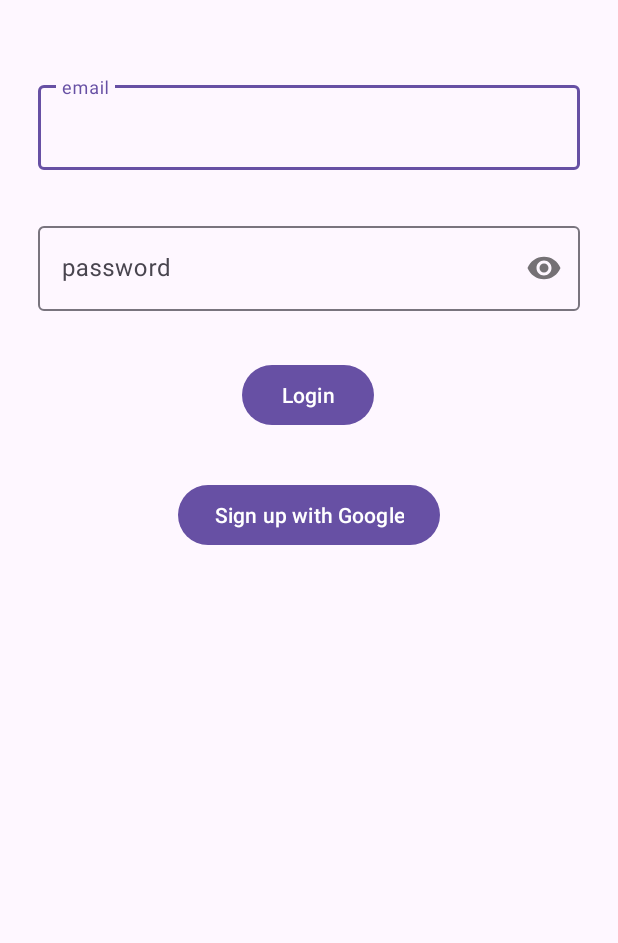
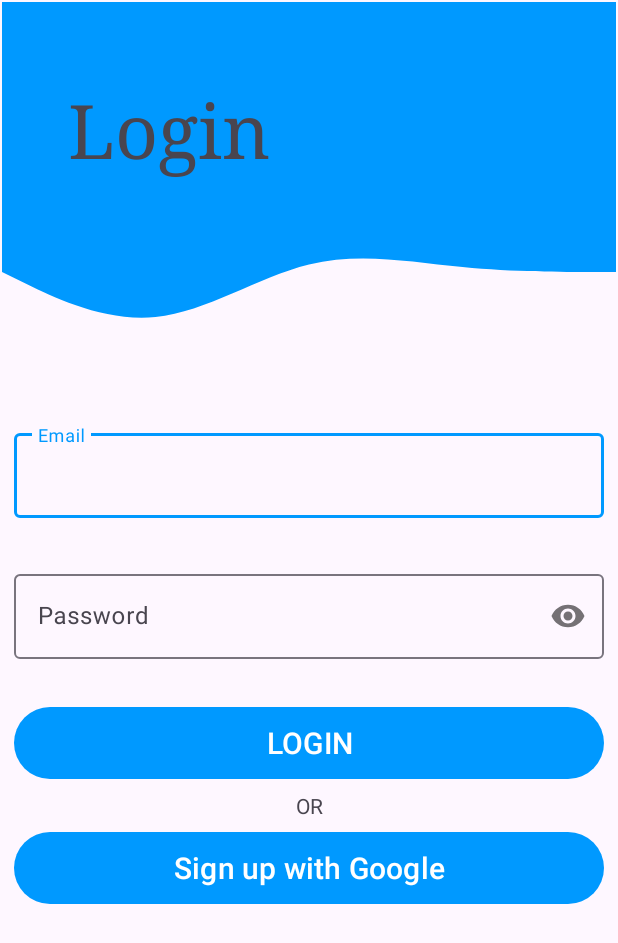
Before and after one commit to Theekshana/ReuseMarket, an Android app: the screen it shows after launch (MainActivity), on a phone screen of 412 x 824 dp. Shown: the top 943 px of the screen. Run offline under Robolectric (Android 15) with nearby library versions, the phone set to English and light mode, and no system bars; our stand-ins replace Dagger/Hilt's generated code, Firebase (no records; nobody signed in at launch, a user with empty details on screens opened directly), data binding.

Commit message:
modify the login UI

```diff
--- a/app/src/main/java/com/example/reusemarket/views/login/LoginFragment.kt
+++ b/app/src/main/java/com/example/reusemarket/views/login/LoginFragment.kt
@@ -168,7 +168,7 @@ class LoginFragment : Fragment() {
     private fun checkAlreadyLoginUser() {
         if (viewModel.isAlreadyLoggedIn()) {
             //navigateToListFragment()
-            navigateToAddItemFragment()
+        navigateToAddItemFragment()
         }
 
     }
--- /dev/null
+++ b/app/src/main/res/drawable/round_bg.xml
@@ -0,0 +1,5 @@
+<?xml version="1.0" encoding="utf-8"?>
+<shape xmlns:android="http://schemas.android.com/apk/res/android">
+    <solid android:color="@color/colorPrimary" />
+    <corners android:radius="1000dp" />
+</shape>
--- /dev/null
+++ b/app/src/main/res/drawable/round_border.xml
@@ -0,0 +1,8 @@
+<?xml version="1.0" encoding="utf-8"?>
+<shape xmlns:android="http://schemas.android.com/apk/res/android"
+    android:shape="rectangle">
+    <stroke
+        android:width="1dp"
+        android:color="@color/colorPrimary" />
+    <corners android:radius="100dp"/>
+</shape>
--- /dev/null
+++ b/app/src/main/res/drawable/wave.xml
@@ -0,0 +1,9 @@
+<vector xmlns:android="http://schemas.android.com/apk/res/android"
+    android:width="1440dp"
+    android:height="320dp"
+    android:viewportWidth="1440"
+    android:viewportHeight="320">
+  <path
+      android:pathData="M0,96L60,122.7C120,149 240,203 360,192C480,181 600,107 720,80C840,53 960,75 1080,85.3C1200,96 1320,96 1380,96L1440,96L1440,0L1380,0C1320,0 1200,0 1080,0C960,0 840,0 720,0C600,0 480,0 360,0C240,0 120,0 60,0L0,0Z"
+      android:fillColor="#0099ff"/>
+</vector>
--- a/app/src/main/res/layout/fragment_login.xml
+++ b/app/src/main/res/layout/fragment_login.xml
@@ -4,6 +4,7 @@
     xmlns:android="http://schemas.android.com/apk/res/android">
 
     <data>
+
         <variable
             name="vm"
             type="com.example.reusemarket.views.login.AuthViewModel" />
@@ -12,20 +13,51 @@
     <androidx.constraintlayout.widget.ConstraintLayout
         android:layout_width="match_parent"
         android:layout_height="match_parent"
+        android:fitsSystemWindows="true"
         tools:context=".views.login">
 
+
+        <View
+            android:id="@+id/topView"
+            android:layout_width="0dp"
+            android:layout_height="150dp"
+            android:background="@color/colorPrimary"
+            app:layout_constraintEnd_toEndOf="parent"
+            app:layout_constraintStart_toStartOf="parent"
+            app:layout_constraintTop_toTopOf="parent" />
+
+        <View
+            android:id="@+id/waveView"
+            android:layout_width="0dp"
+            android:layout_height="100dp"
+            android:background="@drawable/wave"
+            app:layout_constraintEnd_toEndOf="parent"
+            app:layout_constraintStart_toStartOf="parent"
+            app:layout_constraintTop_toBottomOf="@+id/topView" />
+
+        <TextView
+            android:id="@+id/textView"
+            android:layout_width="wrap_content"
+            android:layout_height="wrap_content"
+            android:layout_marginStart="44dp"
+            android:layout_marginTop="52dp"
+            android:fontFamily="serif"
+            android:text="@string/text_login"
+            android:textSize="50sp"
+            app:layout_constraintStart_toStartOf="parent"
+            app:layout_constraintTop_toTopOf="parent" />
 
         <com.google.android.material.textfield.TextInputLayout
             android:id="@+id/ipEmail"
             android:layout_width="0dp"
             android:layout_height="wrap_content"
-            android:layout_marginStart="24dp"
-            android:layout_marginTop="50dp"
-            android:layout_marginEnd="24dp"
+            android:layout_marginStart="@dimen/margin_start"
+            android:layout_marginTop="@dimen/margin_top"
+            android:layout_marginEnd="@dimen/margin_end"
             android:hint="@string/email"
             app:layout_constraintEnd_toEndOf="parent"
             app:layout_constraintStart_toStartOf="parent"
-            app:layout_constraintTop_toTopOf="parent">
+            app:layout_constraintTop_toBottomOf="@+id/waveView">
 
             <com.google.android.material.textfield.TextInputEditText
                 android:id="@+id/etEmail"
@@ -41,10 +73,10 @@
             android:id="@+id/ipPassword"
             android:layout_width="0dp"
             android:layout_height="wrap_content"
-            android:layout_marginStart="24dp"
-            android:layout_marginTop="32dp"
-            android:layout_marginEnd="24dp"
-            android:hint="@string/password"
+            android:layout_marginStart="@dimen/margin_start"
+            android:layout_marginTop="@dimen/margin_top"
+            android:layout_marginEnd="@dimen/margin_end"
+            android:hint="@string/Password"
             app:passwordToggleEnabled="true"
             app:layout_constraintEnd_toEndOf="parent"
             app:layout_constraintHorizontal_bias="0.0"
@@ -59,30 +91,48 @@
                 android:textColorHint="#546E7A"
                 tools:ignore="VisualLintTextFieldSize,TextContrastCheck" />
 
+
         </com.google.android.material.textfield.TextInputLayout>
-
 
         <Button
             android:id="@+id/btnLogin"
-            android:layout_width="wrap_content"
-            android:layout_height="0dp"
-            android:layout_marginTop="32dp"
-            android:text="@string/login"
+            android:layout_width="0dp"
+            android:layout_height="wrap_content"
+            android:layout_marginTop="@dimen/margin_top"
+            android:layout_marginStart="@dimen/margin_start"
+            android:layout_marginEnd="@dimen/margin_end"
+            android:background="@drawable/round_bg"
+            android:text="@string/btn_login"
+            android:textSize="@dimen/text_large"
             app:layout_constraintEnd_toEndOf="parent"
-            app:layout_constraintHorizontal_bias="0.498"
+            app:layout_constraintHorizontal_bias="0.0"
             app:layout_constraintStart_toStartOf="parent"
             app:layout_constraintTop_toBottomOf="@+id/ipPassword" />
 
-        <Button
-            android:id="@+id/btnSignupGoogle"
+
+
+        <TextView
+            android:id="@+id/textView2"
             android:layout_width="wrap_content"
-            android:layout_height="0dp"
-            android:layout_marginTop="32dp"
-            android:text="@string/sign_up_with_google"
+            android:layout_height="wrap_content"
+            android:text="OR"
+            android:layout_marginTop="@dimen/button_margin_top"
             app:layout_constraintEnd_toEndOf="parent"
             app:layout_constraintStart_toStartOf="parent"
             app:layout_constraintTop_toBottomOf="@+id/btnLogin" />
 
-
+        <Button
+            android:id="@+id/btnSignupGoogle"
+            android:layout_width="0dp"
+            android:layout_height="wrap_content"
+            android:layout_marginStart="@dimen/margin_start"
+            android:layout_marginTop="@dimen/button_margin_top"
+            android:layout_marginEnd="@dimen/margin_end"
+            android:background="@drawable/round_bg"
+            android:text="@string/sign_up_with_google"
+            android:textSize="@dimen/text_large"
+            app:layout_constraintEnd_toEndOf="parent"
+            app:layout_constraintStart_toStartOf="parent"
+            app:layout_constraintTop_toBottomOf="@+id/textView2" />
     </androidx.constraintlayout.widget.ConstraintLayout>
 </layout>
--- a/app/src/main/res/values/colors.xml
+++ b/app/src/main/res/values/colors.xml
@@ -2,4 +2,8 @@
 <resources>
     <color name="black">#FF000000</color>
     <color name="white">#FFFFFFFF</color>
+    <color name="colorPrimary">#0099ff</color>
+    <color name="colorPrimaryDark">#0099ff</color>
+    <color name="colorAccent">#D81B60</color>
+
 </resources>
--- /dev/null
+++ b/app/src/main/res/values/dimens.xml
@@ -0,0 +1,12 @@
+<?xml version="1.0" encoding="utf-8"?>
+<resources>
+    <dimen name="margin_top">32dp</dimen>
+    <dimen name="margin_start">8dp</dimen>
+    <dimen name="margin_end">8dp</dimen>
+    <dimen name="drawable_padding">16dp</dimen>
+    <dimen name="button_margin_top">8dp</dimen>
+
+    /* Font size */
+    <dimen name="text_small">14sp</dimen>
+    <dimen name="text_large">20sp</dimen>
+</resources>
--- a/app/src/main/res/values/strings.xml
+++ b/app/src/main/res/values/strings.xml
@@ -3,9 +3,12 @@
     <!-- TODO: Remove or change this placeholder text -->
     <string name="hello_blank_fragment">Hello blank fragment</string>
     <string name="web_client_id">"739688854802-n3hbku3ckqctubkmjgk0q2cfpiksdbqd.apps.googleusercontent.com"</string>
-    <string name="email">email</string>
-    <string name="login">Login</string>
+    <string name="email">Email</string>
+    <string name="text_login">Login</string>
+    <string name="btn_login">LOGIN</string>
     <string name="sign_up_with_google">Sign up with Google</string>
-    <string name="password">password</string>
+    <string name="password">Password</string>
+    <string name="Login">Login</string>
+    <string name="Password">Password</string>
 
 </resources>
--- a/app/src/main/res/values/themes.xml
+++ b/app/src/main/res/values/themes.xml
@@ -1,9 +1,20 @@
 <resources xmlns:tools="http://schemas.android.com/tools">
     <!-- Base application theme. -->
     <style name="Base.Theme.ReuseMarket" parent="Theme.Material3.DayNight.NoActionBar">
+
+        <!-- Customize your light theme here. -->
+        <item name="colorPrimary">@color/colorPrimary</item>
+        <item name="colorPrimaryDark">@color/colorPrimaryDark</item>
+        <item name="colorAccent">@color/colorAccent</item>
+        <!-- <item name="colorPrimary">@color/my_light_primary</item> -->
+    </style>
+
+    <style name="Theme.ReuseMarket" parent="Base.Theme.ReuseMarket" />
+
+    <style name="Base.Theme.ReuseMarketTest" parent="Theme.Material3.DayNight.NoActionBar">
         <!-- Customize your light theme here. -->
         <!-- <item name="colorPrimary">@color/my_light_primary</item> -->
     </style>
 
-    <style name="Theme.ReuseMarket" parent="Base.Theme.ReuseMarket" />
+    <style name="Theme.ReuseMarketTest" parent="Base.Theme.ReuseMarketTest" />
 </resources>
```
